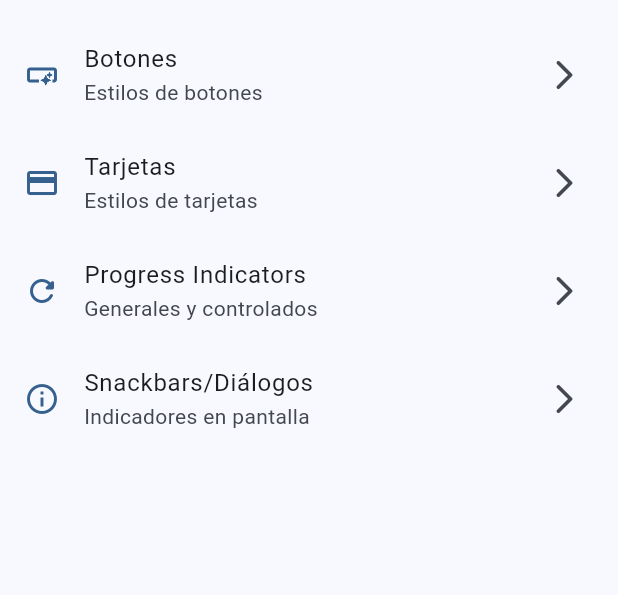
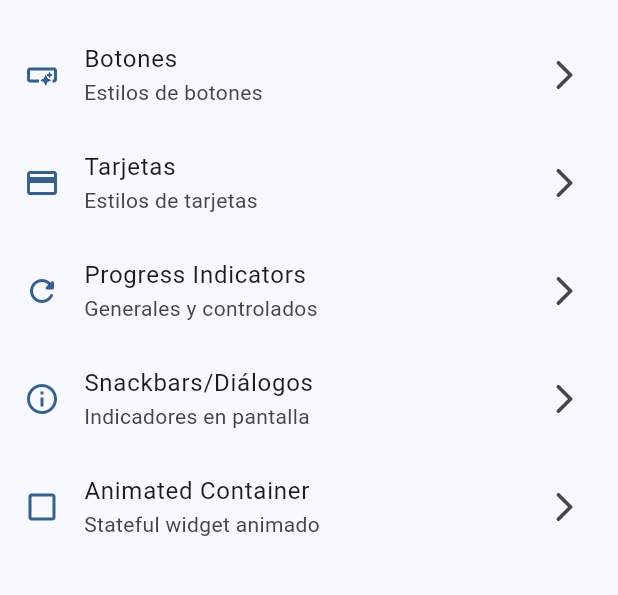
Before and after one commit to XamalionDev71/e301_moviles, a Flutter app: the screen it shows after launch, on a phone screen of 412 x 824 dp, the part 63-658 px from its top. Run offline on Flutter 3.47's test engine with Material 3 defaults, Android fonts, the light colour scheme and no system bars; our stand-ins replace go_router.

Commit message:
commit4 8Abr2025

```diff
--- a/lib/config/menu/menu_item.dart
+++ b/lib/config/menu/menu_item.dart
@@ -39,4 +39,10 @@ final appMenuItems = <MenuItem>[
     link: '/snackbar',
     icon: Icons.info_outline,
   ),
+  MenuItem(
+    title: 'Animated Container',
+    subtitle: 'Stateful widget animado',
+    link: '/animated',
+    icon: Icons.check_box_outline_blank_outlined,
+  ),
 ];
--- a/lib/config/router/app_router.dart
+++ b/lib/config/router/app_router.dart
@@ -28,5 +28,10 @@ final appRouter = GoRouter(
       name: SnackbarScreen.name,
       builder: (context, state) => SnackbarScreen(),
     ),
+    GoRoute(
+      path: '/animated',
+      name: AnimatedScreen.name,
+      builder: (context, state) => AnimatedScreen(),
+    ),
   ]
 );
```
Also changed, not shown: lib/presentation/screens/animated/animated_screen.dart (+32 -2 lines).
